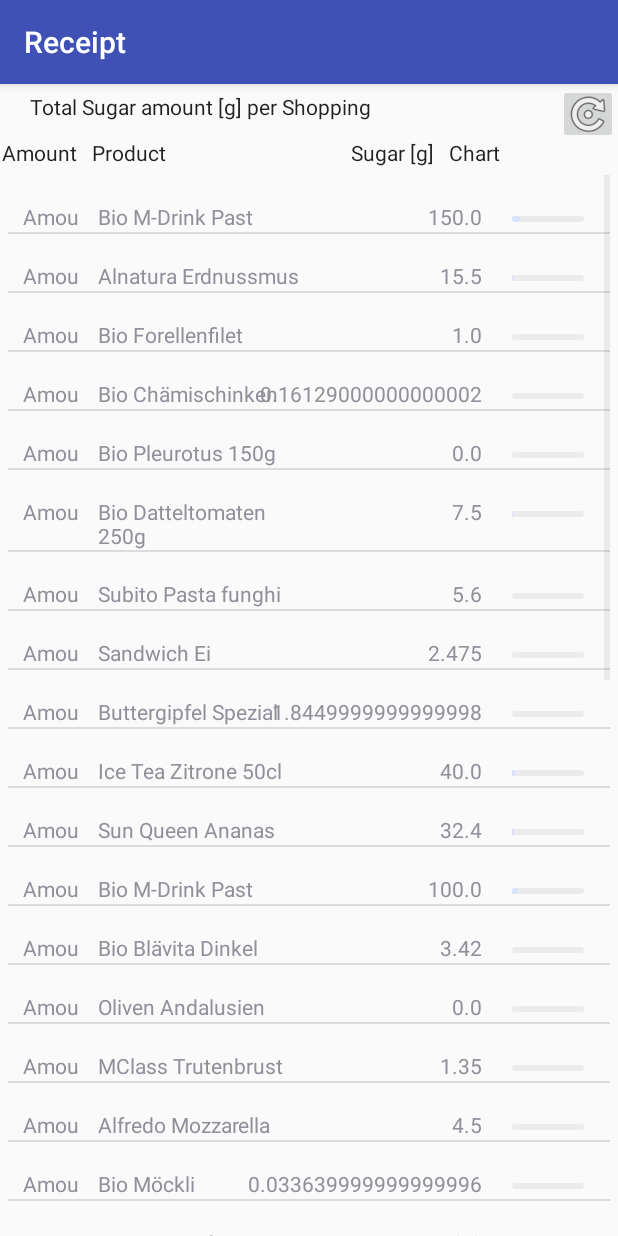
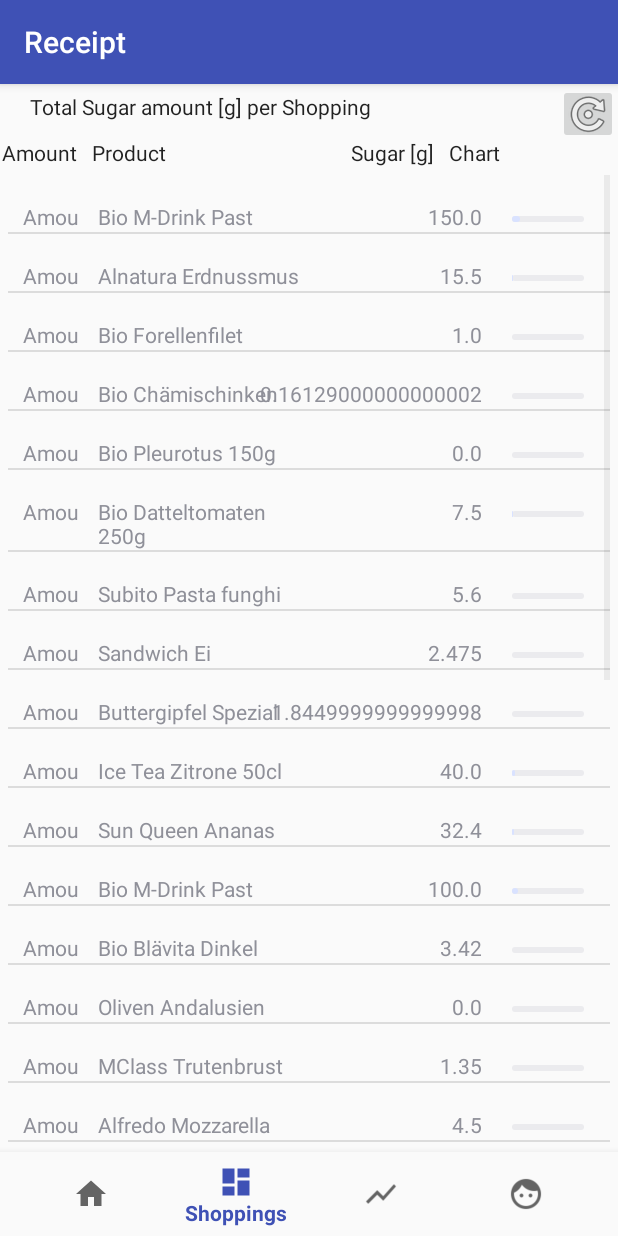
Before and after one commit to MichaelHochstrasser/TooSweetProject, an Android app: the ReceiptActivity screen opened directly, with no data from a screen before it, on a phone screen of 412 x 824 dp. Run offline under Robolectric (Android 15) with nearby library versions, the light colour scheme and no system bars; our stand-ins replace Volley; network calls fail; 2 statements that could not run were skipped.

Commit message:
Adding navigation to receipt

```diff
--- a/app/src/main/java/com/example/michaelh/toosweetproject/ReceiptActivity.java
+++ b/app/src/main/java/com/example/michaelh/toosweetproject/ReceiptActivity.java
@@ -37,7 +37,7 @@
 
                     return true;
                 case R.id.navigation_shoppings:
-                    Intent shoppingIntent = new Intent(ReceiptActivity.this, ReceiptActivity.class);
+                    Intent shoppingIntent = new Intent(ReceiptActivity.this, ShoppingsActivity.class);
                     startActivity(shoppingIntent);
                     //mTextMessage.setText(R.string.title_dashboard);
                     return true;
@@ -77,6 +77,12 @@
         Receipts receipts = new Receipts(getApplicationContext());
         InputStream inputStream = getResources().openRawResource(R.raw.receiptsnew);
         receipts.loadCSV(inputStream);
+
+
+        // Adds Menu listener
+        BottomNavigationView navigation = (BottomNavigationView) findViewById(R.id.navigation);
+        navigation.setSelectedItemId(R.id.navigation_shoppings);
+        navigation.setOnNavigationItemSelectedListener(mOnNavigationItemSelectedListener);
 
         Integer item = b.getInt("item");
 
--- a/app/src/main/res/layout/receipt.xml
+++ b/app/src/main/res/layout/receipt.xml
@@ -1,4 +1,12 @@
 <?xml version="1.0" encoding="utf-8"?>
+<android.support.constraint.ConstraintLayout xmlns:android="http://schemas.android.com/apk/res/android"
+    xmlns:app="http://schemas.android.com/apk/res-auto"
+    xmlns:tools="http://schemas.android.com/tools"
+    android:id="@+id/container"
+    android:layout_width="match_parent"
+    android:layout_height="match_parent"
+    tools:context="com.example.michaelh.toosweetproject.OverviewActivity">
+
 <RelativeLayout xmlns:android="http://schemas.android.com/apk/res/android"
     xmlns:app="http://schemas.android.com/apk/res-auto"
     android:layout_width="match_parent" android:layout_height="match_parent">
@@ -46,3 +54,17 @@
         app:srcCompat="@android:drawable/ic_menu_rotate" />
 
 </RelativeLayout>
+    <android.support.design.widget.BottomNavigationView
+        android:id="@+id/navigation"
+        android:layout_width="0dp"
+        android:layout_height="wrap_content"
+        android:layout_marginEnd="0dp"
+        android:layout_marginStart="0dp"
+        android:background="?android:attr/windowBackground"
+        app:layout_constraintBottom_toBottomOf="parent"
+        app:layout_constraintLeft_toLeftOf="parent"
+        app:layout_constraintRight_toRightOf="parent"
+        app:menu="@menu/navigation" />
+
+
+</android.support.constraint.ConstraintLayout>
```
